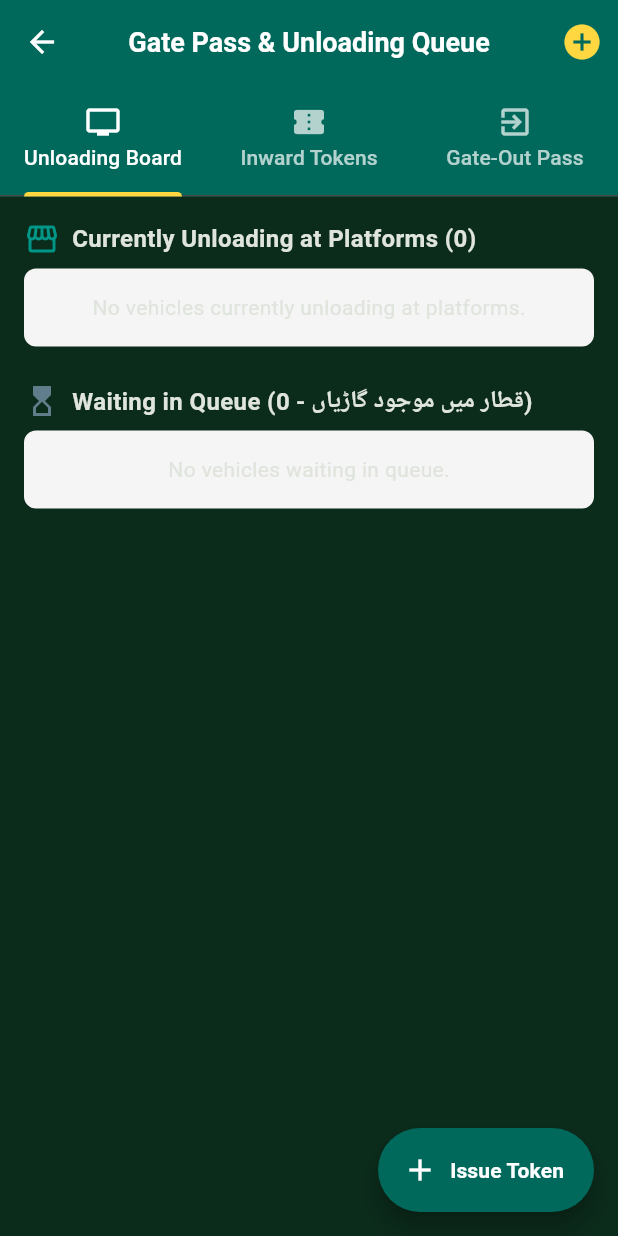
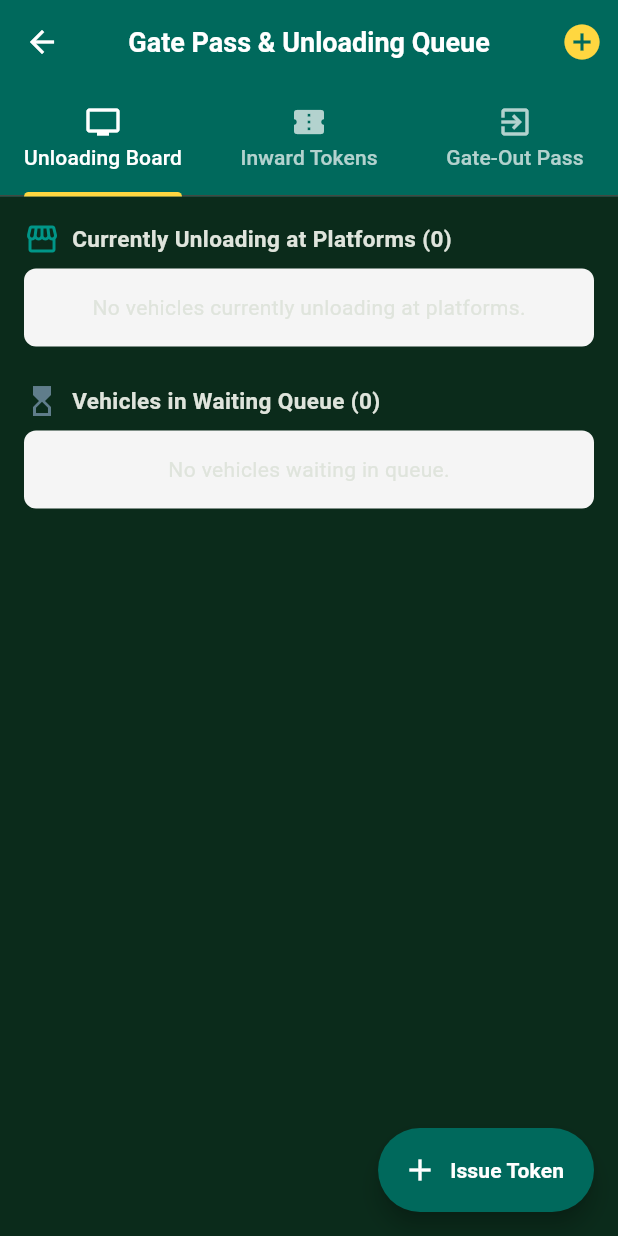
Before and after one commit to Muhammad-Huzaifa02/mandi-flutter-app, a Flutter app: the GatePassPage screen opened directly, on a phone screen of 412 x 824 dp. Run offline on Flutter 3.47's test engine with Material 3 defaults, Android fonts, the light colour scheme and no system bars; our stand-ins replace barcode_widget, connectivity_plus, fl_chart, flutter_local_notifications, image_picker, pdf and 4 more; missing offline and left inert: excel; accounts and stored records are empty.

Commit message:
fix(ui): enforce standard 1.0 font scale and guard header rows against RenderFlex overflows

```diff
--- a/lib/modules/gate_pass/pages/gate_pass_page.dart
+++ b/lib/modules/gate_pass/pages/gate_pass_page.dart
@@ -177,9 +177,13 @@ class _GatePassPageState extends State<GatePassPage> with SingleTickerProviderSt
             children: [
               const Icon(Icons.storefront, color: Colors.teal),
               const SizedBox(width: 8),
-              Text(
-                'Currently Unloading at Platforms (${unloading.length})',
-                style: const TextStyle(fontSize: 16, fontWeight: FontWeight.bold),
+              Expanded(
+                child: Text(
+                  '${AppStrings.tr(context, 'currently_unloading')} (${unloading.length})',
+                  style: const TextStyle(fontSize: 15, fontWeight: FontWeight.bold),
+                  maxLines: 1,
+                  overflow: TextOverflow.ellipsis,
+                ),
               ),
             ],
           ),
@@ -205,9 +209,13 @@ class _GatePassPageState extends State<GatePassPage> with SingleTickerProviderSt
             children: [
               const Icon(Icons.hourglass_top, color: Colors.blueGrey),
               const SizedBox(width: 8),
-              Text(
-                'Waiting in Queue (قطار میں موجود گاڑیاں - ${queued.length})',
-                style: const TextStyle(fontSize: 16, fontWeight: FontWeight.bold),
+              Expanded(
+                child: Text(
+                  '${AppStrings.tr(context, 'waiting_queue')} (${queued.length})',
+                  style: const TextStyle(fontSize: 15, fontWeight: FontWeight.bold),
+                  maxLines: 1,
+                  overflow: TextOverflow.ellipsis,
+                ),
               ),
             ],
           ),
```
Also changed, not shown: lib/main.dart (+6 -7 lines), lib/modules/customers/views/customer_dashboard_page.dart (+8 -3 lines), lib/modules/home/views/dashboard_page.dart (+8 -2 lines), lib/modules/suppliers/views/supplier_dashboard_page.dart (+8 -3 lines).
